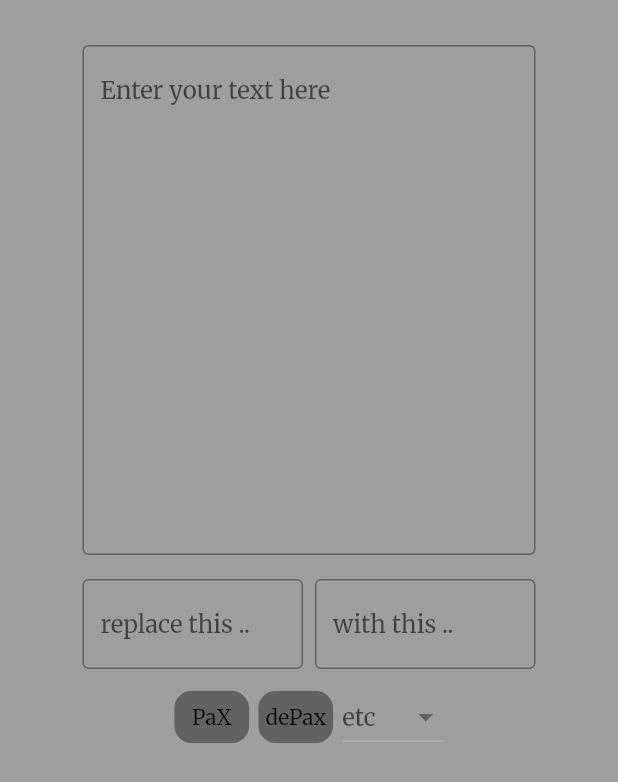
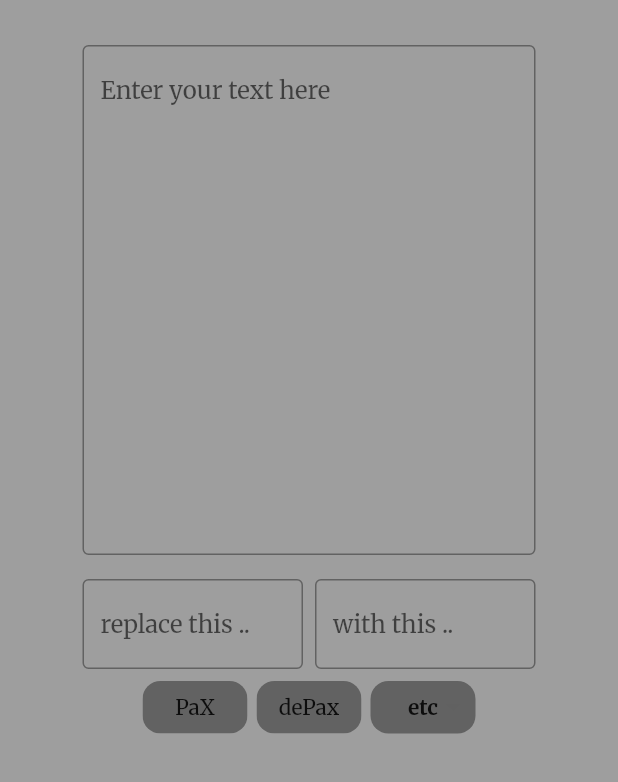
Before and after one commit to radG1t/PaX, a Flutter app: the screen it shows after launch, on a phone screen of 412 x 824 dp. Shown: the top 782 px of the screen. Run offline on Flutter 3.47's test engine with Material 2 defaults, Android fonts, the phone set to English and light mode, and no system bars; our stand-ins replace google_fonts.

Commit message:
working on drp down btn

```diff
--- a/lib/home.dart
+++ b/lib/home.dart
@@ -132,7 +132,7 @@ class _HomeState extends State<Home> {
                     child: GestureDetector(
                       onTap: () => _pax(),
                       child: Container(
-                        width: 50,
+                        width: 70,
                         height: 35,
                         color: Colors.black38,
                         child: const Center(child: Text('PaX')),
@@ -145,7 +145,7 @@ class _HomeState extends State<Home> {
                     child: GestureDetector(
                       onTap: () => _dePax(),
                       child: Container(
-                        width: 50,
+                        width: 70,
                         height: 35,
                         color: Colors.black38,
                         child: const Center(child: Text('dePax')),
@@ -153,8 +153,91 @@ class _HomeState extends State<Home> {
                     ),
                   ),
                   const SizedBox(width: 6),
-                  DropdownButton<String>(
-                    focusColor: Colors.red,
+                  GestureDetector(
+                    onTap: () => _dePax(),
+                    child: Container(
+                      width: 70,
+                      height: 35,
+                      decoration: BoxDecoration(
+                        borderRadius: BorderRadius.circular(12),
+                        color: Colors.black38,
+                      ),
+                      child: Stack(
+                        children: [
+                          Positioned.fill(
+                            child: DropdownButton<String>(
+                              underline: Container(color: Colors.transparent),
+                              borderRadius: BorderRadius.circular(12),
+                              isExpanded: false,
+                              onChanged: (String? value) {
+                                if (value == 'copy') {
+                                  // handle copy option
+                                } else if (value == 'share') {
+                                  // handle share option
+                                } else if (value == 'reset') {
+                                  _reset();
+                                } else if (value == '') {}
+                              },
+                              items: const [
+                                DropdownMenuItem(
+                                  value: 'copy',
+                                  child: Center(
+                                    child: Text(
+                                      'Copy',
+                                      style: TextStyle(fontSize: 14),
+                                    ),
+                                  ),
+                                ),
+                                DropdownMenuItem(
+                                  value: 'share',
+                                  child: Center(
+                                    child: Text(
+                                      'Share',
+                                      style: TextStyle(fontSize: 14),
+                                    ),
+                                  ),
+                                ),
+                                DropdownMenuItem(
+                                  value: 'reset',
+                                  child: Center(
+                                    child: Text(
+                                      'Reset',
+                                      style: TextStyle(fontSize: 14),
+                                    ),
+                                  ),
+                                ),
+                                DropdownMenuItem(
+                                  value: 'PFM',
+                                  child: Center(
+                                    child: Text(
+                                      'Pizza For Me',
+                                      style: TextStyle(fontSize: 7),
+                                    ),
+                                  ),
+                                ),
+                              ],
+                              hint: const Text(''),
+                              focusColor: Colors.grey,
+                              dropdownColor: Colors.grey,
+                            ),
+                          ),
+                          const Positioned.fill(
+                            child: Center(
+                              child: Text(
+                                'etc',
+                                style: TextStyle(
+                                  fontSize: 14,
+                                  fontWeight: FontWeight.bold,
+                                ),
+                              ),
+                            ),
+                          ),
+                        ],
+                      ),
+                    ),
+                  ),
+
+                  /*  DropdownButton<String>(
                           onChanged: (String? value) {
                             if (value == 'copy') {
                               // handle copy option
@@ -183,7 +266,8 @@ class _HomeState extends State<Home> {
                             ),
                           ],
                           hint: const Text('etc'),
-                  ),
+                          dropdownColor: Colors.grey),
+                           */
                 ],
               ),
             ],
```
Lines whose indentation alone changed are shown as unchanged.
